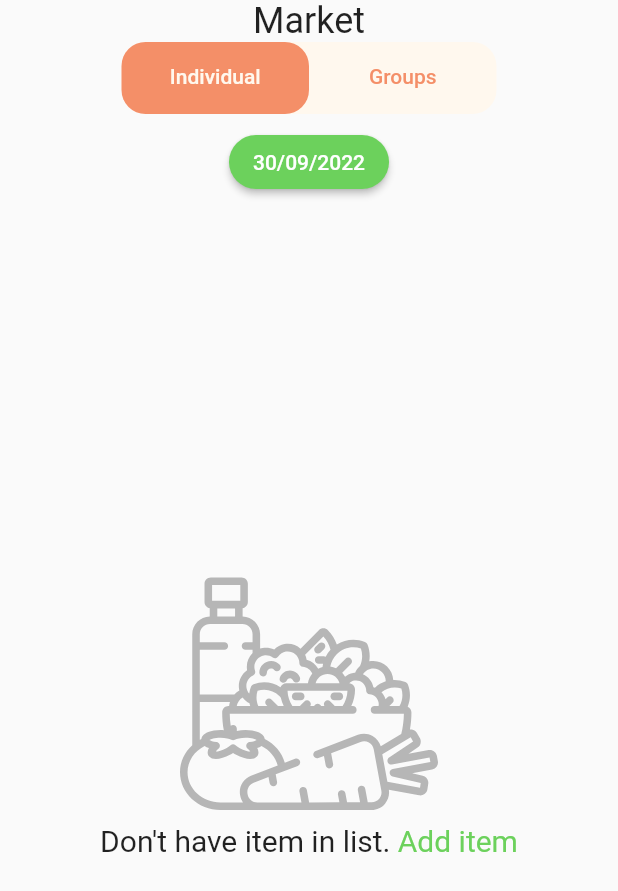
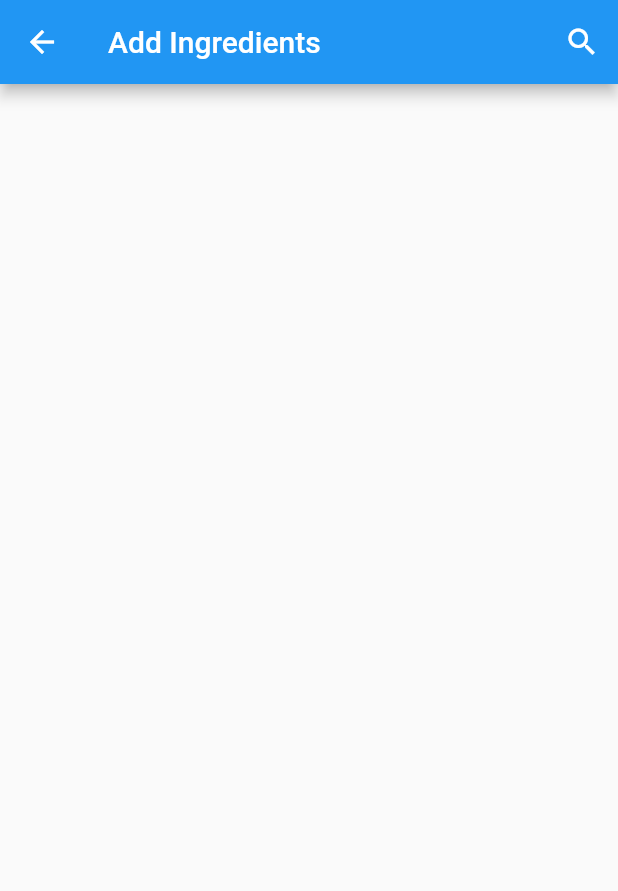
Before and after one commit to SonNguyen9720/plan_meal_app, a Flutter app: the MarketScreenWrapper widget shown alone on an empty page, opened directly, after a tap on "Add item", on a phone screen of 412 x 824 dp. Shown: the top 891 px of the screen. Run offline on Flutter 3.47's test engine with Material 2 defaults, Android fonts, the phone set to English and light mode, and no system bars; our stand-ins replace bloc, carousel_slider, device_preview, equatable, flutter_bloc, flutter_secure_storage and 4 more; accounts and stored records are empty; Roboto replaces fonts that are missing (Signika).

Commit message:
add search screen

```diff
--- a/lib/config/routes.dart
+++ b/lib/config/routes.dart
@@ -36,6 +36,9 @@ class PlanMealRoutes {
   static const scan = 'scan';
   static const market = 'market';
   static const profile = 'profile';
+
+  //market route
+  static const addIngredient = 'addIngredient';
 }
 
 class Routers {
@@ -81,6 +84,7 @@ class Routers {
                   create: (context) => GoalWeightCubit(),
                   child: GoalWeight(user: user),
                 ));
+
       default:
         return MaterialPageRoute(
             builder: (_) => Scaffold(
--- a/lib/main.dart
+++ b/lib/main.dart
@@ -9,6 +9,8 @@ import 'package:plan_meal_app/presentation/features/authentication/authenticatio
 import 'package:plan_meal_app/presentation/features/home/home_screen.dart';
 import 'package:plan_meal_app/presentation/features/information_user/name/cubit/user_name_cubit.dart';
 import 'package:plan_meal_app/presentation/features/information_user/name/user_name_screen.dart';
+import 'package:plan_meal_app/presentation/features/ingredient/bloc/ingredient_bloc.dart';
+import 'package:plan_meal_app/presentation/features/ingredient/ingredient_screen.dart';
 import 'package:plan_meal_app/presentation/features/market/market_screen.dart';
 import 'package:plan_meal_app/presentation/features/onboard/onboard_screen.dart';
 import 'package:plan_meal_app/presentation/features/plan_meal/plan_meal_screen.dart';
@@ -81,6 +83,7 @@ class OpenPlanningMealApp extends StatelessWidget {
       PlanMealRoutes.informationUserName: (context) => _buildUserNameBloc(),
       PlanMealRoutes.signIn: (context) => _buildSignInBloc(),
       PlanMealRoutes.signUp: (context) => _buildSignUpBloc(),
+      PlanMealRoutes.addIngredient: (context) => _buildIngredientBloc(),
     };
   }
 
@@ -109,4 +112,11 @@ class OpenPlanningMealApp extends StatelessWidget {
       child: const NameScreen(),
     );
   }
+
+  BlocProvider<IngredientBloc> _buildIngredientBloc() {
+    return BlocProvider<IngredientBloc>(
+      create: (context) => IngredientBloc(),
+      child: const IngredientScreen(),
+    );
+  }
 }
--- /dev/null
+++ b/lib/presentation/features/ingredient/bloc/ingredient_bloc.dart
@@ -0,0 +1,13 @@
+import 'package:bloc/bloc.dart';
+import 'package:equatable/equatable.dart';
+
+part 'ingredient_event.dart';
+part 'ingredient_state.dart';
+
+class IngredientBloc extends Bloc<IngredientEvent, IngredientState> {
+  IngredientBloc() : super(IngredientInitial()) {
+    on<IngredientEvent>((event, emit) {
+      // TODO: implement event handler
+    });
+  }
+}
--- /dev/null
+++ b/lib/presentation/features/ingredient/bloc/ingredient_event.dart
@@ -0,0 +1,8 @@
+part of 'ingredient_bloc.dart';
+
+abstract class IngredientEvent extends Equatable {
+  const IngredientEvent();
+
+  @override
+  List<Object> get props => [];
+}
--- /dev/null
+++ b/lib/presentation/features/ingredient/bloc/ingredient_state.dart
@@ -0,0 +1,10 @@
+part of 'ingredient_bloc.dart';
+
+abstract class IngredientState extends Equatable {
+  const IngredientState();
+
+  @override
+  List<Object> get props => [];
+}
+
+class IngredientInitial extends IngredientState {}
--- /dev/null
+++ b/lib/presentation/features/ingredient/ingredient_screen.dart
@@ -0,0 +1,29 @@
+import 'package:flutter/material.dart';
+import 'package:flutter_bloc/flutter_bloc.dart';
+import 'package:plan_meal_app/presentation/features/ingredient/bloc/ingredient_bloc.dart';
+import 'package:plan_meal_app/presentation/features/ingredient/search.dart';
+
+class IngredientScreen extends StatelessWidget {
+  const IngredientScreen({Key? key}) : super(key: key);
+
+  @override
+  Widget build(BuildContext context) {
+    return Scaffold(
+        appBar: AppBar(
+          title: const Text("Add Ingredients"),
+          actions: [
+            IconButton(
+                onPressed: () {
+                  showSearch(context: context, delegate: SearchIngredient());
+                },
+                icon: const Icon(Icons.search_sharp)),
+          ],
+        ),
+        body: BlocBuilder<IngredientBloc, IngredientState>(
+            builder: (context, ingredientState) {
+          return Column(
+            children: [],
+          );
+        }));
+  }
+}
--- /dev/null
+++ b/lib/presentation/features/ingredient/search.dart
@@ -0,0 +1,27 @@
+import 'package:flutter/material.dart';
+
+class SearchIngredient extends SearchDelegate {
+  @override
+  List<Widget>? buildActions(BuildContext context) {
+    return [IconButton(onPressed: () {}, icon: const Icon(Icons.close))];
+  }
+
+  @override
+  Widget? buildLeading(BuildContext context) {
+    return IconButton(onPressed: () {}, icon: const Icon(Icons.arrow_back_ios));
+  }
+
+  @override
+  Widget buildResults(BuildContext context) {
+    return Center(
+      child: Text("Search result"),
+    );
+  }
+
+  @override
+  Widget buildSuggestions(BuildContext context) {
+    return Center(
+      child: Text("Suggestion"),
+    );
+  }
+}
--- a/lib/presentation/features/market/market_screen.dart
+++ b/lib/presentation/features/market/market_screen.dart
@@ -2,6 +2,7 @@ import 'package:flutter/material.dart';
 import 'package:flutter_bloc/flutter_bloc.dart';
 import 'package:flutter_svg/flutter_svg.dart';
 import 'package:google_fonts/google_fonts.dart';
+import 'package:plan_meal_app/config/routes.dart';
 import 'package:plan_meal_app/config/theme.dart';
 import 'package:plan_meal_app/presentation/features/market/groups/groups_bloc.dart';
 import 'package:plan_meal_app/presentation/features/market/individual/individual_bloc.dart';
@@ -144,7 +145,10 @@ class _MarketScreenWrapperState extends State<MarketScreenWrapper>
                                     style: GoogleFonts.signika(
                                         fontSize: 20, color: AppColors.green),
                                   ),
-                                  onTap: () {},
+                                  onTap: () {
+                                    Navigator.of(context).pushNamed(
+                                        PlanMealRoutes.addIngredient);
+                                  },
                                 ),
                               ],
                             ),
```
